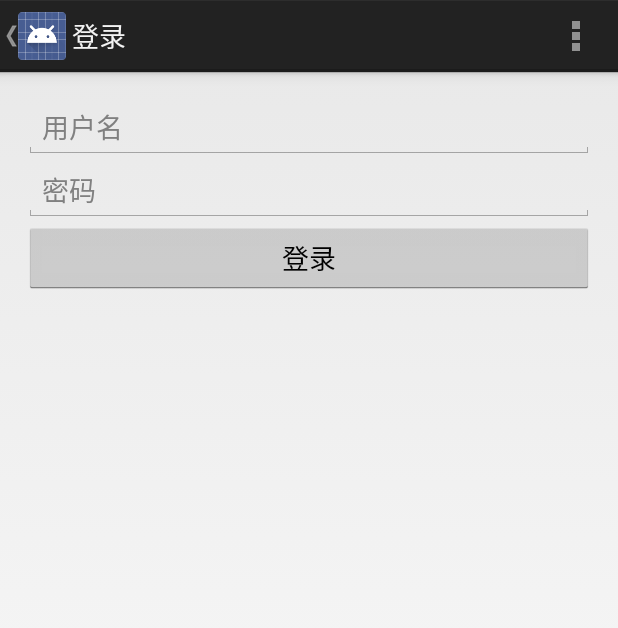
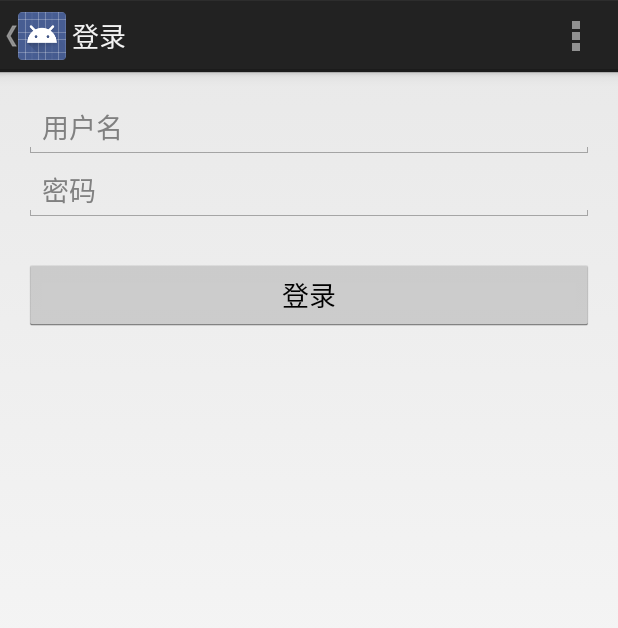
Before and after one commit to NSDN/NyaSama, an Android app: the LoginActivity screen opened directly, with no data from a screen before it, on a phone screen of 412 x 824 dp. Shown: the top 628 px of the screen. Run offline under Robolectric (Android 15) with nearby library versions, the phone set to English and light mode, and no system bars; our stand-ins replace Volley; network calls fail.

Commit message:
对界面进行调整。并修复了消息框

```diff
--- a/app/src/main/res/layout/activity_login.xml
+++ b/app/src/main/res/layout/activity_login.xml
@@ -30,31 +30,36 @@
     <RelativeLayout
         android:orientation="horizontal"
         android:layout_width="match_parent"
-        android:layout_height="wrap_content">
-
-        <Button
-            android:layout_width="wrap_content"
-            android:layout_height="wrap_content"
-            android:text="@string/login_button_text"
-            android:onClick="doLogin"
-            android:id="@+id/login_button"
-            android:layout_gravity="right"
-            android:layout_alignParentTop="true"
-            android:layout_alignParentRight="true"
-            android:layout_alignParentEnd="true"
-            android:layout_alignParentLeft="true"
-            android:layout_alignParentStart="true" />
+        android:layout_height="wrap_content"
+        android:layout_weight="28.13">
 
         <TextView
             android:layout_centerVertical="true"
-            android:layout_toLeftOf="@id/login_button"
             android:textAppearance="?android:attr/textAppearanceMedium"
             android:paddingRight="16dp"
             android:layout_width="wrap_content"
             android:layout_height="wrap_content"
             android:text=""
-            android:id="@+id/message" />
+            android:id="@+id/message"
+            android:layout_weight="1"
+            android:layout_alignParentTop="false"
+            android:layout_alignParentRight="true"
+            android:layout_alignParentEnd="true"
+            android:layout_alignParentStart="true"
+            android:layout_alignParentLeft="true" />
+    </RelativeLayout>
 
-        </RelativeLayout>
+    <Button
+        android:layout_width="fill_parent"
+        android:layout_height="wrap_content"
+        android:text="@string/login_button_text"
+        android:onClick="doLogin"
+        android:id="@+id/login_button"
+        android:layout_alignTop="@+id/message"
+        android:layout_alignParentRight="true"
+        android:layout_alignParentEnd="true"
+        android:layout_alignParentLeft="true"
+        android:layout_alignParentStart="true"
+        android:layout_gravity="center_horizontal" />
 
 </LinearLayout>
```
